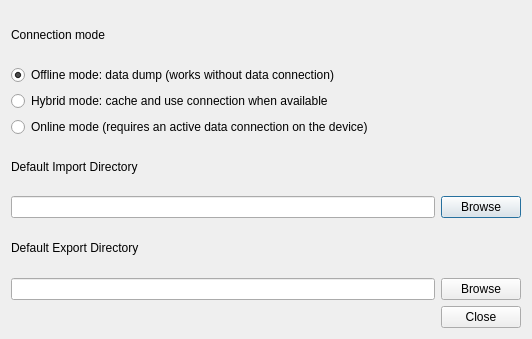
The window that settings.ui (opengisch/qfieldsync) describes before a commit, drawn with Qt 5.
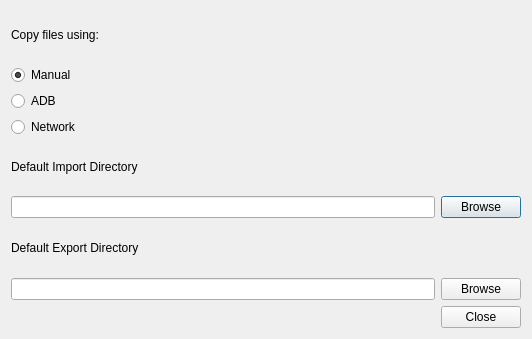
The same window after the commit.

Commit message: Set up settings dialog, translations everywhere and proprer project settings

```diff
--- a/settings.ui
+++ b/settings.ui
@@ -19,14 +19,14 @@
      <item>
       <widget class="QLabel" name="label_2">
        <property name="text">
-        <string>Connection mode</string>
+        <string>Copy files using:</string>
        </property>
       </widget>
      </item>
      <item>
       <widget class="QRadioButton" name="radioButton_offline">
        <property name="text">
-        <string>Offline mode: data dump (works without data connection)</string>
+        <string>Manual</string>
        </property>
        <property name="checked">
         <bool>true</bool>
@@ -36,14 +36,14 @@
      <item>
       <widget class="QRadioButton" name="radioButton_hybrid">
        <property name="text">
-        <string>Hybrid mode: cache and use connection when available</string>
+        <string>ADB</string>
        </property>
       </widget>
      </item>
      <item>
       <widget class="QRadioButton" name="radioButton_online">
        <property name="text">
-        <string>Online mode (requires an active data connection on the device)</string>
+        <string>Network</string>
        </property>
        <property name="checked">
         <bool>false</bool>
```
Left out of the diff: 6 changed lines with no effect on the pictures. The commit also changes 6 other files.
